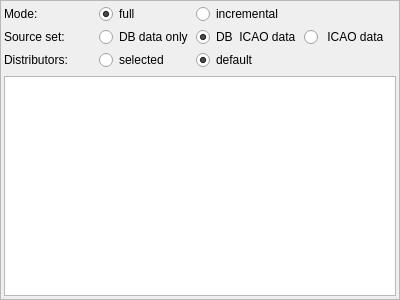
Before: the Qt Designer form src/blackgui/editors/ownmodelsetform.ui in swift-project/pilotclient, drawn with Qt 5.
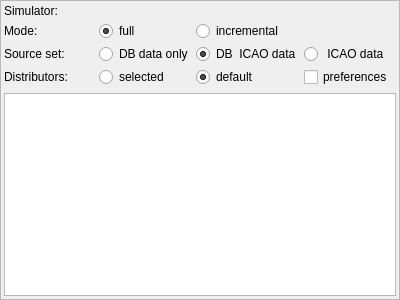
After: the same form once the commit is applied. Custom widgets are drawn as their Qt base class.

Commit message: refs #661, improved model set dialog * allow to change simulator * consider distributor preferences for new model set * error messages in dialog, therefor use CForm as base class

What changed in the file:
```diff
--- a/src/blackgui/editors/ownmodelsetform.ui
+++ b/src/blackgui/editors/ownmodelsetform.ui
@@ -37,7 +37,7 @@
      <property name="spacing">
       <number>3</number>
      </property>
-     <item row="1" column="1">
+     <item row="2" column="1">
       <widget class="QRadioButton" name="rb_DbDataOnly">
        <property name="toolTip">
         <string>Own models for which DB data are available</string>
@@ -50,14 +50,27 @@
        </attribute>
       </widget>
      </item>
-     <item row="1" column="0">
+     <item row="2" column="0">
       <widget class="QLabel" name="lbl_SelectSourceSet">
        <property name="text">
         <string>Source set:</string>
        </property>
       </widget>
      </item>
-     <item row="1" column="3">
+     <item row="3" column="2">
+      <widget class="QRadioButton" name="rb_DefaultDistributors">
+       <property name="text">
+        <string>default</string>
+       </property>
+       <property name="checked">
+        <bool>true</bool>
+       </property>
+       <attribute name="buttonGroup">
+        <string notr="true">bg_Distributors</string>
+       </attribute>
+      </widget>
+     </item>
+     <item row="2" column="3">
       <widget class="QRadioButton" name="rb_WithIcaoData">
        <property name="toolTip">
         <string>Model has ICAO code</string>
@@ -73,60 +86,31 @@
        </attribute>
       </widget>
      </item>
-     <item row="2" column="1">
-      <widget class="QRadioButton" name="rb_SelectedDistributors">
-       <property name="text">
-        <string>selected</string>
-       </property>
-       <attribute name="buttonGroup">
-        <string notr="true">bg_Distributors</string>
-       </attribute>
-      </widget>
-     </item>
-     <item row="2" column="2">
-      <widget class="QRadioButton" name="rb_DefaultDistributors">
-       <property name="text">
-        <string>default</string>
-       </property>
-       <property name="checked">
-        <bool>true</bool>
-       </property>
-       <attribute name="buttonGroup">
-        <string notr="true">bg_Distributors</string>
-       </attribute>
-      </widget>
-     </item>
-     <item row="2" column="0">
+     <item row="3" column="0">
       <widget class="QLabel" name="lbl_Providers">
        <property name="text">
         <string>Distributors:</string>
        </property>
       </widget>
      </item>
-     <item row="1" column="2">
-      <widget class="QRadioButton" name="rb_DbIcaoCodesOnly">
-       <property name="toolTip">
-        <string>Model has ICAO code known in DB</string>
-       </property>
+     <item row="3" column="1">
+      <widget class="QRadioButton" name="rb_SelectedDistributors">
        <property name="text">
-        <string>DB  ICAO data</string>
-       </property>
-       <property name="checked">
-        <bool>true</bool>
+        <string>selected</string>
        </property>
        <attribute name="buttonGroup">
         <string notr="true">bg_SourceSet</string>
        </attribute>
       </widget>
      </item>
-     <item row="0" column="0">
+     <item row="1" column="0">
       <widget class="QLabel" name="lbl_Mode">
        <property name="text">
         <string>Mode:</string>
        </property>
       </widget>
      </item>
-     <item row="0" column="1">
+     <item row="1" column="1">
       <widget class="QRadioButton" name="rb_Full">
        <property name="text">
         <string>full</string>
@@ -139,7 +123,7 @@
        </attribute>
       </widget>
      </item>
-     <item row="0" column="2">
+     <item row="1" column="2">
       <widget class="QRadioButton" name="rb_Incremental">
        <property name="text">
         <string>incremental</string>
@@ -149,6 +133,46 @@
        </attribute>
       </widget>
      </item>
+     <item row="2" column="2">
+      <widget class="QRadioButton" name="rb_DbIcaoCodesOnly">
+       <property name="toolTip">
+        <string>Model has ICAO code known in DB</string>
+       </property>
+       <property name="text">
+        <string>DB  ICAO data</string>
+       </property>
+       <property name="checked">
+        <bool>true</bool>
+       </property>
+       <attribute name="buttonGroup">
+        <string notr="true">bg_SourceSet</string>
+       </attribute>
+      </widget>
+     </item>
+     <item row="3" column="3">
+      <widget class="QCheckBox" name="cb_Preferences">
+       <property name="text">
+        <string>preferences</string>
+       </property>
+      </widget>
+     </item>
+     <item row="0" column="1" colspan="3">
+      <widget class="BlackGui::Components::CSimulatorSelector" name="comp_SimulatorSelector">
+       <property name="frameShape">
+        <enum>QFrame::NoFrame</enum>
+       </property>
+       <property name="frameShadow">
+        <enum>QFrame::Plain</enum>
+       </property>
+      </widget>
+     </item>
+     <item row="0" column="0">
+      <widget class="QLabel" name="lbl_Simulator">
+       <property name="text">
+        <string>Simulator:</string>
+       </property>
+      </widget>
+     </item>
     </layout>
    </item>
    <item>
@@ -172,6 +196,12 @@
    <extends>QTableView</extends>
    <header>blackgui/views/distributorview.h</header>
   </customwidget>
+  <customwidget>
+   <class>BlackGui::Components::CSimulatorSelector</class>
+   <extends>QFrame</extends>
+   <header>blackgui/components/simulatorselector.h</header>
+   <container>1</container>
+  </customwidget>
  </customwidgets>
  <resources/>
  <connections/>
```
Left out of the diff: 4 changed lines with no effect on the pictures. The commit also changes 15 other files.
